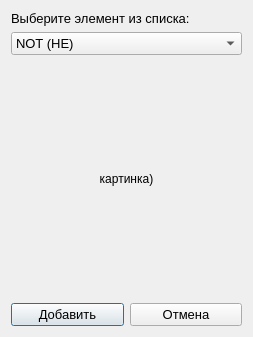
Qt form resources/LogicSelectDialog.ui (Firyst/TwinklingAnalyzer) before a commit.
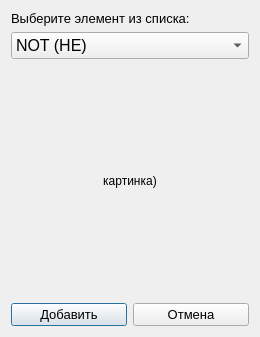
The same form after that commit.

Diff of the .ui file:
```diff
--- a/resources/LogicSelectDialog.ui
+++ b/resources/LogicSelectDialog.ui
@@ -30,7 +30,7 @@
     <widget class="QComboBox" name="selector">
      <property name="font">
       <font>
-       <pointsize>10</pointsize>
+       <pointsize>12</pointsize>
       </font>
      </property>
      <item>
```
Left out of the diff: 5 changed lines with no effect on the pictures.
